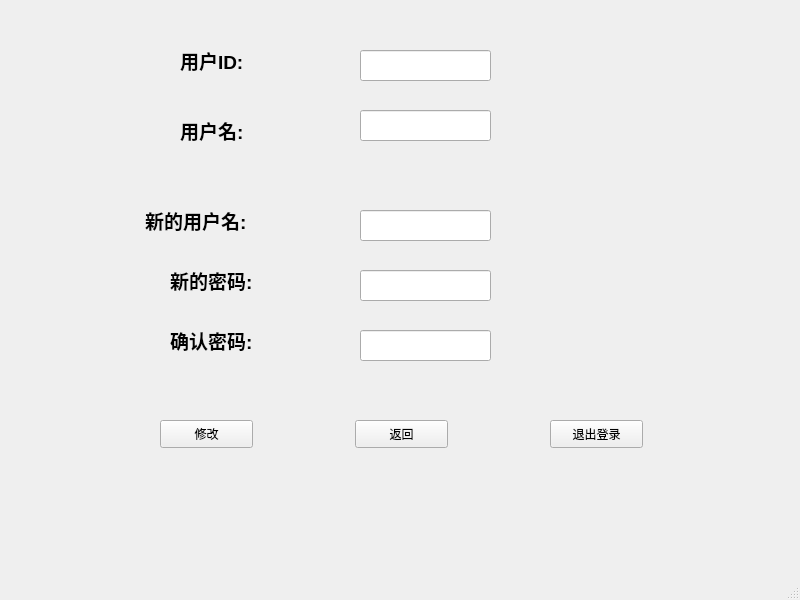
Qt form QT/mytrainer/QtModifyInformation.ui (OneEspylacopa/Data-Structure) before a commit.
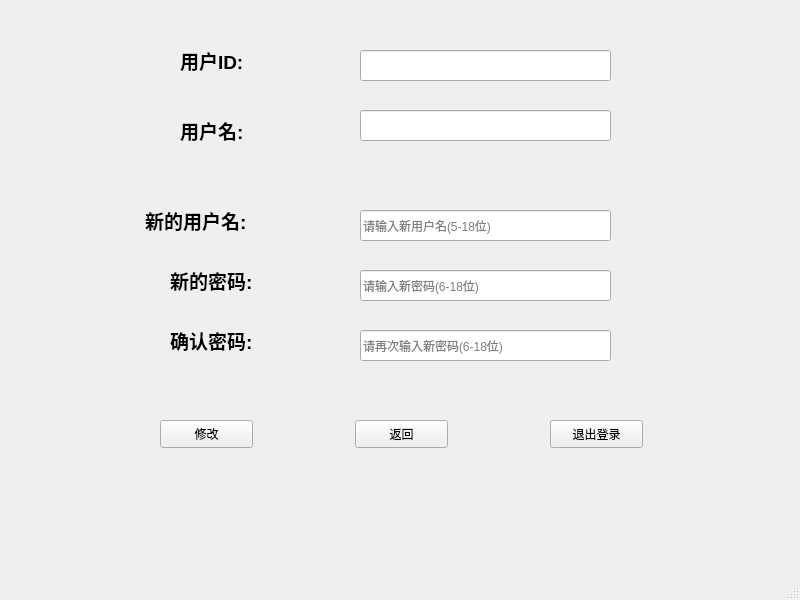
The same form after that commit.

```diff
--- a/QT/mytrainer/QtModifyInformation.ui
+++ b/QT/mytrainer/QtModifyInformation.ui
@@ -84,7 +84,7 @@
      <rect>
       <x>360</x>
       <y>50</y>
-      <width>131</width>
+      <width>251</width>
       <height>31</height>
      </rect>
     </property>
@@ -94,7 +94,7 @@
      <rect>
       <x>360</x>
       <y>110</y>
-      <width>131</width>
+      <width>251</width>
       <height>31</height>
      </rect>
     </property>
@@ -104,30 +104,45 @@
      <rect>
       <x>360</x>
       <y>210</y>
-      <width>131</width>
+      <width>251</width>
       <height>31</height>
      </rect>
     </property>
+    <property name="placeholderText">
+     <string>请输入新用户名(5-18位)</string>
+    </property>
    </widget>
    <widget class="QLineEdit" name="lineEdit_4">
     <property name="geometry">
      <rect>
       <x>360</x>
       <y>270</y>
-      <width>131</width>
+      <width>251</width>
       <height>31</height>
      </rect>
     </property>
+    <property name="echoMode">
+     <enum>QLineEdit::Password</enum>
+    </property>
+    <property name="placeholderText">
+     <string>请输入新密码(6-18位)</string>
+    </property>
    </widget>
    <widget class="QLineEdit" name="lineEdit_5">
     <property name="geometry">
      <rect>
       <x>360</x>
       <y>330</y>
-      <width>131</width>
+      <width>251</width>
       <height>31</height>
      </rect>
     </property>
+    <property name="echoMode">
+     <enum>QLineEdit::Password</enum>
+    </property>
+    <property name="placeholderText">
+     <string>请再次输入新密码(6-18位)</string>
+    </property>
    </widget>
    <widget class="QPushButton" name="pushButton">
     <property name="geometry">
```
Left out of the diff: 10 changed lines with no effect on the pictures.
